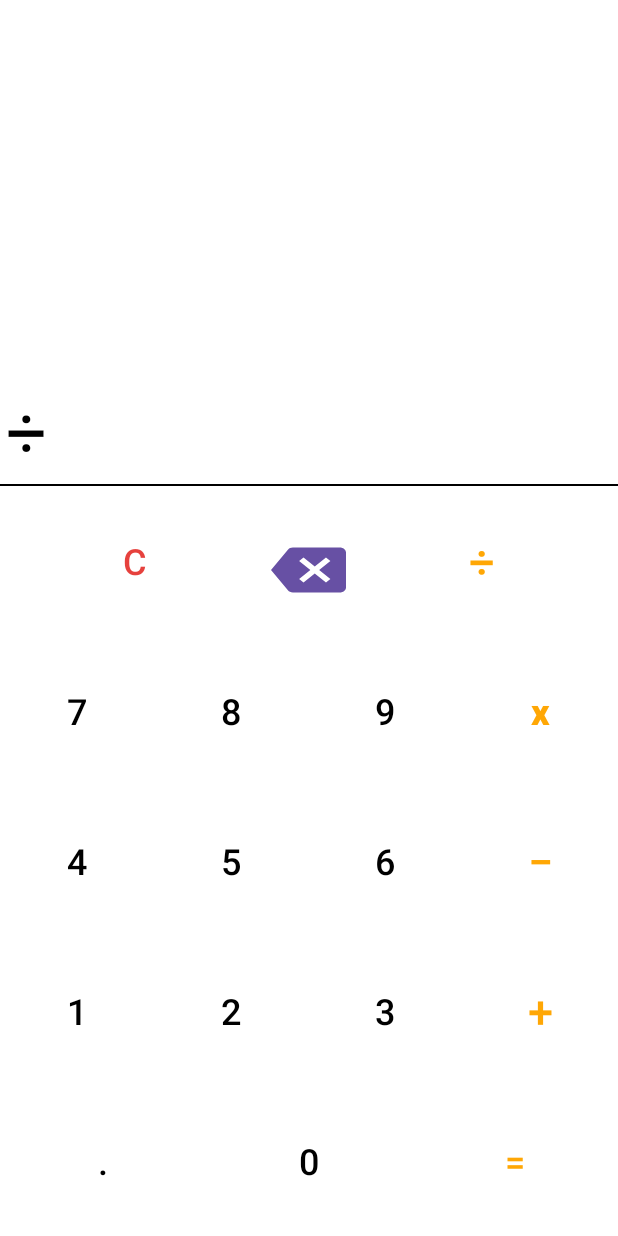
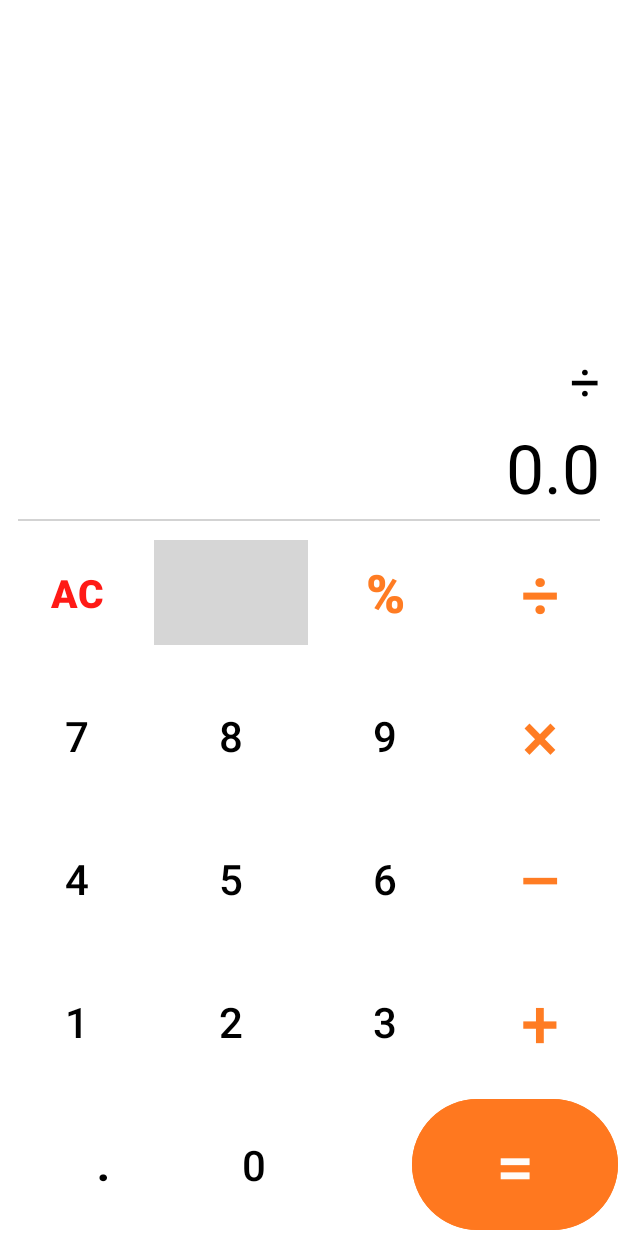
Before and after one commit to Ajeet78/MyCalculator, an Android app: the screen it shows after launch (MainActivity), after a tap on an icon or button, on a phone screen of 412 x 824 dp. Run offline under Robolectric (Android 15) with nearby library versions, the light colour scheme and no system bars; 2 other taps on this screen came first; grey boxes are pictures that could not be loaded.

Commit message:
change ui,add modulo button and modulo operation

```diff
--- a/app/src/main/res/drawable/baseline_backspace_24.xml
+++ /dev/null
@@ -1,5 +0,0 @@
-<vector android:autoMirrored="true" android:height="24dp"
-    android:tint="#000000" android:viewportHeight="24"
-    android:viewportWidth="24" android:width="24dp" xmlns:android="http://schemas.android.com/apk/res/android">
-    <path android:fillColor="@android:color/white" android:pathData="M22,3L7,3c-0.69,0 -1.23,0.35 -1.59,0.88L0,12l5.41,8.11c0.36,0.53 0.9,0.89 1.59,0.89h15c1.1,0 2,-0.9 2,-2L24,5c0,-1.1 -0.9,-2 -2,-2zM19,15.59L17.59,17 14,13.41 10.41,17 9,15.59 12.59,12 9,8.41 10.41,7 14,10.59 17.59,7 19,8.41 15.41,12 19,15.59z"/>
-</vector>
--- a/app/src/main/res/layout/activity_main.xml
+++ b/app/src/main/res/layout/activity_main.xml
@@ -9,16 +9,31 @@
     android:orientation="vertical">
 
     <TextView
+        android:id="@+id/txt_input"
+        android:layout_width="match_parent"
+        android:layout_height="wrap_content"
+        android:layout_above="@+id/txt_result"
+        android:layout_marginStart="12dp"
+        android:layout_marginTop="4dp"
+        android:layout_marginEnd="12dp"
+        android:hint="0"
+        android:textColorHint="@color/black"
+        android:gravity="right"
+        android:layout_marginBottom="4dp"
+        android:textColor="#000000"
+        android:textSize="35sp" />
+
+    <TextView
         android:id="@+id/txt_result"
         android:layout_width="match_parent"
         android:layout_height="wrap_content"
         android:layout_above="@+id/layout"
-        android:layout_marginStart="4dp"
-        android:layout_marginTop="4dp"
-        android:layout_marginEnd="4dp"
+        android:layout_marginStart="12dp"
+        android:layout_marginEnd="12dp"
         android:layout_marginBottom="4dp"
+        android:gravity="right"
         android:textColor="#000000"
-        android:textSize="48sp" />
+        android:textSize="45sp" />
 
     <LinearLayout
         android:layout_width="match_parent"
@@ -31,11 +46,13 @@
             android:layout_width="match_parent"
             android:layout_height="1dp"
             android:layout_gravity="top"
-            android:background="@color/black" />
+            android:layout_marginEnd="12dp"
+            android:layout_marginStart="12dp"
+            android:background="#D3D3D3" />
 
         <LinearLayout
             android:layout_width="match_parent"
-            android:layout_height="100dp"
+            android:layout_height="95dp"
             android:orientation="horizontal">
 
             <Button
@@ -44,18 +61,29 @@
                 android:layout_height="match_parent"
                 android:layout_weight="1"
                 android:backgroundTint="@color/white"
-                android:text="C"
-                android:textColor="#F5E53935"
-                android:textSize="24sp" />
+                android:text="AC"
+                android:textColor="#F5FF110C"
+                android:textSize="26sp"
+                android:textStyle="bold" />
 
             <Button
                 android:id="@+id/btn_backspace"
-                android:layout_width="50dp"
-                android:layout_height="40dp"
+                android:layout_width="0dp"
+                android:layout_weight="1"
+                android:layout_height="70dp"
+                android:layout_gravity="center"
+                android:background="@drawable/backspace" />
+
+            <Button
+                android:id="@+id/btn_modulo"
+                android:layout_width="0dp"
+                android:layout_height="match_parent"
+                android:layout_weight="1"
                 android:backgroundTint="@color/white"
-                android:textColor="#000000"
-                android:background="@drawable/baseline_backspace_24"/>
-
+                android:text="%"
+                android:textColor="#FAFF791F"
+                android:textStyle="bold"
+                android:textSize="35sp" />
 
             <Button
                 android:id="@+id/btn_divide"
@@ -64,14 +92,14 @@
                 android:layout_weight="1"
                 android:backgroundTint="@color/white"
                 android:text="÷"
-                android:textColor="#FAFFA500"
-                android:textSize="30sp" />
+                android:textColor="#FAFF791F"
+                android:textSize="45sp" />
 
         </LinearLayout>
 
         <LinearLayout
             android:layout_width="match_parent"
-            android:layout_height="100dp"
+            android:layout_height="95dp"
             android:orientation="horizontal">
 
             <Button
@@ -82,7 +110,7 @@
                 android:backgroundTint="@color/white"
                 android:text="7"
                 android:textColor="#000000"
-                android:textSize="24sp" />
+                android:textSize="28sp" />
 
             <Button
                 android:id="@+id/btn_8"
@@ -92,7 +120,7 @@
                 android:backgroundTint="@color/white"
                 android:text="8"
                 android:textColor="#000000"
-                android:textSize="24sp" />
+                android:textSize="28sp" />
 
             <Button
                 android:id="@+id/btn_9"
@@ -102,7 +130,7 @@
                 android:backgroundTint="@color/white"
                 android:text="9"
                 android:textColor="#000000"
-                android:textSize="24sp" />
+                android:textSize="28sp" />
 
             <Button
                 android:id="@+id/btn_multiply"
@@ -110,16 +138,16 @@
                 android:layout_height="match_parent"
                 android:layout_weight="1"
                 android:backgroundTint="@color/white"
-                android:text="x"
-                android:textColor="#FAFFA500"
-                android:textSize="24sp"
-                android:textStyle="bold" />
+                android:text="×"
+                android:textColor="#FAFF791F"
+                android:textSize="45sp"
+                 />
 
         </LinearLayout>
 
         <LinearLayout
             android:layout_width="match_parent"
-            android:layout_height="100dp"
+            android:layout_height="95dp"
             android:orientation="horizontal">
 
             <Button
@@ -130,7 +158,7 @@
                 android:backgroundTint="@color/white"
                 android:text="4"
                 android:textColor="#000000"
-                android:textSize="24sp" />
+                android:textSize="28sp" />
 
 
             <Button
@@ -141,7 +169,7 @@
                 android:backgroundTint="@color/white"
                 android:text="5"
                 android:textColor="#000000"
-                android:textSize="24sp" />
+                android:textSize="28sp" />
 
 
             <Button
@@ -152,7 +180,7 @@
                 android:backgroundTint="@color/white"
                 android:text="6"
                 android:textColor="#000000"
-                android:textSize="24sp" />
+                android:textSize="28sp" />
 
             <Button
                 android:id="@+id/btn_subtract"
@@ -160,15 +188,15 @@
                 android:layout_height="match_parent"
                 android:layout_weight="1"
                 android:backgroundTint="@color/white"
-                android:text="−"
-                android:textColor="#FAFFA500"
-                android:textSize="30sp" />
+                android:text="–"
+                android:textColor="#FAFF791F"
+                android:textSize="45sp" />
 
         </LinearLayout>
 
         <LinearLayout
             android:layout_width="match_parent"
-            android:layout_height="100dp"
+            android:layout_height="95dp"
             android:orientation="horizontal">
 
             <Button
@@ -179,7 +207,7 @@
                 android:backgroundTint="@color/white"
                 android:text="1"
                 android:textColor="#000000"
-                android:textSize="24sp" />
+                android:textSize="28sp" />
 
             <Button
                 android:id="@+id/btn_2"
@@ -189,7 +217,7 @@
                 android:backgroundTint="@color/white"
                 android:text="2"
                 android:textColor="#000000"
-                android:textSize="24sp" />
+                android:textSize="28sp" />
 
             <Button
                 android:id="@+id/btn_3"
@@ -199,7 +227,7 @@
                 android:backgroundTint="@color/white"
                 android:text="3"
                 android:textColor="#000000"
-                android:textSize="24sp" />
+                android:textSize="28sp" />
 
 
             <Button
@@ -209,14 +237,14 @@
                 android:layout_weight="1"
                 android:backgroundTint="@color/white"
                 android:text="+"
-                android:textColor="#FAFFA500"
-                android:textSize="30sp" />
+                android:textColor="#FAFF791F"
+                android:textSize="45sp" />
 
         </LinearLayout>
 
         <LinearLayout
             android:layout_width="match_parent"
-            android:layout_height="100dp"
+            android:layout_height="95dp"
             android:orientation="horizontal">
 
             <Button
@@ -226,8 +254,9 @@
                 android:layout_weight="1"
                 android:backgroundTint="@color/white"
                 android:text="."
+                android:textStyle="bold"
                 android:textColor="#000000"
-                android:textSize="24sp" />
+                android:textSize="28sp" />
 
             <Button
                 android:id="@+id/btn_0"
@@ -236,18 +265,19 @@
                 android:layout_weight="1"
                 android:backgroundTint="@color/white"
                 android:text="0"
+                android:textAlignment="viewStart"
                 android:textColor="#000000"
-                android:textSize="24sp" />
+                android:textSize="28sp" />
 
             <Button
                 android:id="@+id/btn_equal"
                 android:layout_width="0dp"
                 android:layout_height="match_parent"
                 android:layout_weight="1"
-                android:backgroundTint="@color/white"
+                android:backgroundTint="#FAFF791F"
                 android:text="="
-                android:textColor="#FAFFA500"
-                android:textSize="24sp" />
+                android:textColor="#FAFFFFFF"
+                android:textSize="45sp" />
         </LinearLayout>
 
     </LinearLayout>
```
Also changed, not shown: app/src/main/java/com/ajeetvishwakarma/mycalculator/MainActivity.java (+57 -42 lines).
